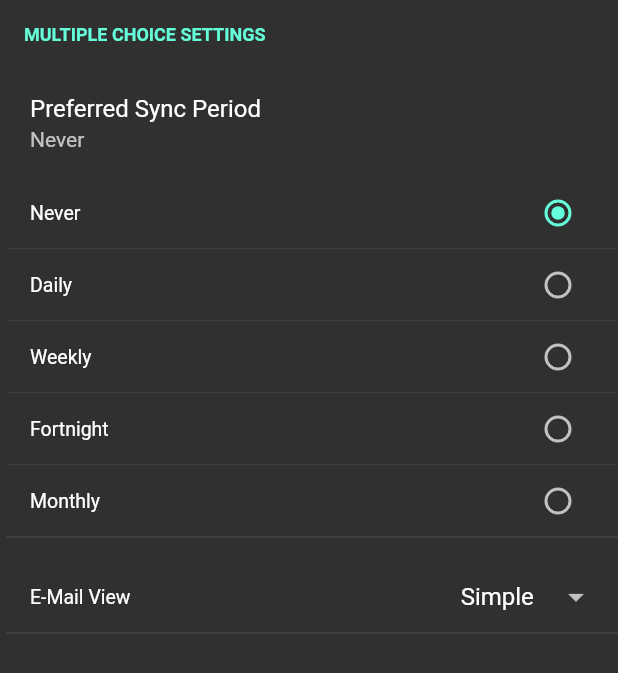
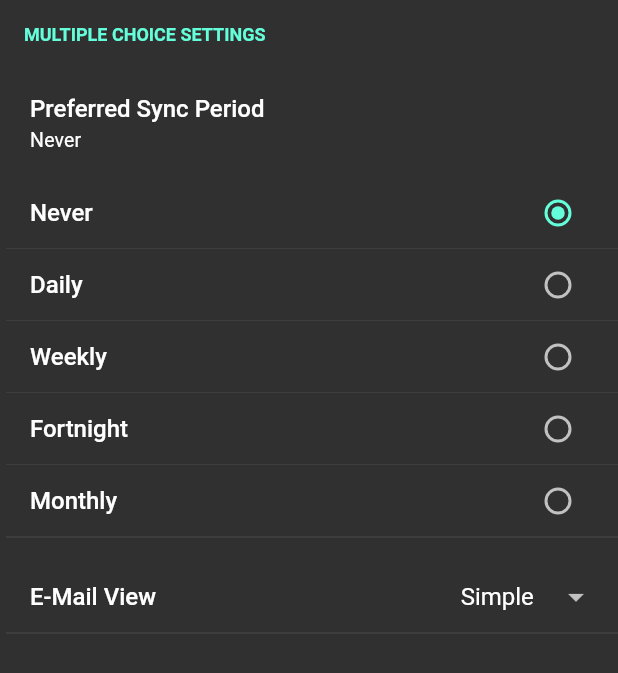
Before and after one commit to GAM3RG33K/flutter_settings_screens, a Flutter app: the SettingsGroup widget shown alone on an empty page, opened directly, on a phone screen of 412 x 824 dp. Shown: the top 673 px of the screen. Run offline on Flutter 3.47's test engine with Material 2 defaults, Android fonts, the phone set to English and light mode, and no system bars; our stand-ins replace hive, shared_preferences; missing offline and left inert: flutter_material_color_picker; accounts and stored records are empty.

Commit message:
changes:  • added text header and subtitle styles for consistency
bug-fix:
 • resolved bug #13: Title sizes differ on SimpleSettings Widgets

```diff
--- a/lib/src/settings_screen.dart
+++ b/lib/src/settings_screen.dart
@@ -1,4 +1,3 @@
-import 'package:flutter/cupertino.dart';
 import 'package:flutter/material.dart';
 import 'package:flutter/rendering.dart';
 import 'package:flutter_material_color_picker/flutter_material_color_picker.dart';
@@ -156,8 +155,16 @@ class __SettingsTileState extends State<_SettingsTile> {
         children: <Widget>[
           ListTile(
             leading: widget.leading,
-            title: Text(widget.title),
-            subtitle: widget.subtitle.isEmpty ? null : Text(widget.subtitle),
+            title: Text(
+              widget.title,
+              style: headerTextStyle(context),
+            ),
+            subtitle: widget.subtitle.isEmpty
+                ? null
+                : Text(
+                    widget.subtitle,
+                    style: subtitleTextStyle(context),
+                  ),
             enabled: widget.enabled,
             onTap: widget.enabled ? widget.onTap : null,
             trailing: Visibility(
@@ -207,8 +214,16 @@ class __SimpleHeaderTileState extends State<_SimpleHeaderTile> {
   Widget build(BuildContext context) {
     return AbsorbPointer(
       child: ListTile(
-        title: Text(widget.title),
-        subtitle: widget.subtitle.isNotEmpty ? Text(widget.subtitle) : null,
+        title: Text(
+          widget.title,
+          style: headerTextStyle(context),
+        ),
+        subtitle: widget.subtitle.isNotEmpty
+            ? Text(
+          widget.subtitle,
+          style: subtitleTextStyle(context),
+        )
+            : null,
         leading: widget.leading,
       ),
     );
@@ -269,9 +284,15 @@ class _ExpansionSettingsTileState extends State<_ExpansionSettingsTile> {
   Widget getExpansionTile() {
     return Material(
       child: ExpansionTile(
-        title: Text(widget.title),
+        title: Text(
+          widget.title,
+          style: headerTextStyle(context),
+        ),
         leading: widget.leading,
-        subtitle: Text(widget.subtitle),
+        subtitle: Text(
+          widget.subtitle,
+          style: subtitleTextStyle(context),
+        ),
         children: <Widget>[widget.child],
         initiallyExpanded: widget.expanded,
       ),
@@ -320,8 +341,11 @@ class __ModalSettingsTileState extends State<_ModalSettingsTile> {
     return Material(
       child: ListTile(
         leading: widget.leading,
-        title: Text(widget.title),
-        subtitle: Text(widget.subtitle),
+        title: Text(widget.title, style: headerTextStyle(context)),
+        subtitle: Text(
+          widget.subtitle,
+          style: subtitleTextStyle(context),
+        ),
         enabled: widget.enabled,
         onTap:
         widget.enabled ? () => _showWidget(context, widget.children) : null,
@@ -358,10 +382,10 @@ class __ModalSettingsTileState extends State<_ModalSettingsTile> {
         ? Row(
       children: <Widget>[
         widget.leading,
-        Text(widget.title),
+        Text(widget.title, style: headerTextStyle(context)),
       ],
     )
-        : Text(widget.title);
+        : Text(widget.title, style: headerTextStyle(context));
   }
 
   List<Widget> _addActionWidgets(BuildContext dialogContext,
@@ -567,7 +591,7 @@ class _SettingsSlider extends StatelessWidget {
   /// on change callback to handle the value change
   final OnChanged<double> onChanged;
 
-  /// flag which represents the state of the settings, if false the the tile will
+  /// flag which represents the state of the settings, if false then the tile will
   /// ignore all the user inputs
   final bool enabled;
 
@@ -986,13 +1010,7 @@ class SettingsGroup extends StatelessWidget {
           alignment: Alignment.centerLeft,
           child: Text(
             title.toUpperCase(),
-            style: TextStyle(
-              color: Theme
-                  .of(context)
-                  .accentColor,
-              fontSize: 12.0,
-              fontWeight: FontWeight.bold,
-            ),
+            style: groupStyle(context),
           ),
         ),
       ),
@@ -1014,6 +1032,16 @@ class SettingsGroup extends StatelessWidget {
           children: elements,
         )
       ],
+    );
+  }
+
+  TextStyle groupStyle(BuildContext context) {
+    return TextStyle(
+      color: Theme
+          .of(context)
+          .accentColor,
+      fontSize: 12.0,
+      fontWeight: FontWeight.bold,
     );
   }
 }
@@ -1767,6 +1795,7 @@ class SliderSettingsTile extends StatefulWidget {
   final String title;
   final String subtitle;
   final bool enabled;
+  final bool eagerUpdate;
   final double min;
   final double max;
   final double step;
@@ -1778,6 +1807,7 @@ class SliderSettingsTile extends StatefulWidget {
     @required this.settingKey,
     this.defaultValue = 0.0,
     this.enabled = true,
+    this.eagerUpdate = true,
     @required this.min,
     @required this.max,
     this.step = 1.0,
@@ -2271,3 +2301,17 @@ class SimpleDropDownSettingsTile extends StatelessWidget {
     return valueMap;
   }
 }
+
+TextStyle headerTextStyle(BuildContext context) =>
+    Theme
+        .of(context)
+        .textTheme
+        .headline6
+        .copyWith(fontSize: 16.0);
+
+TextStyle subtitleTextStyle(BuildContext context) =>
+    Theme
+        .of(context)
+        .textTheme
+        .subtitle2
+        .copyWith(fontSize: 13.0, fontWeight: FontWeight.normal);
```
Also changed, not shown: example/pubspec.lock.
